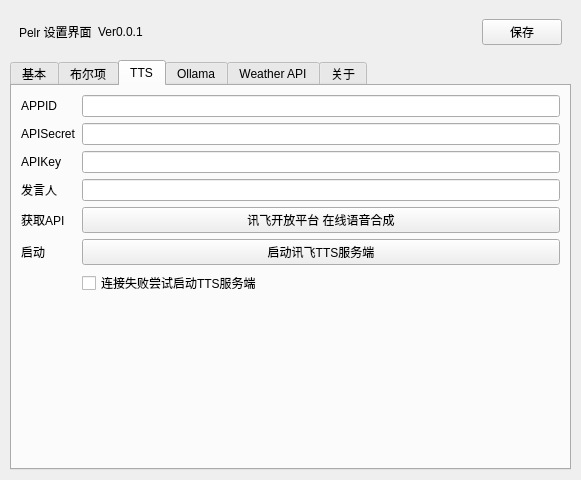
Before: the Qt Designer form src/ui/setting.ui in csy214-beep/Pelr, drawn with Qt 5.
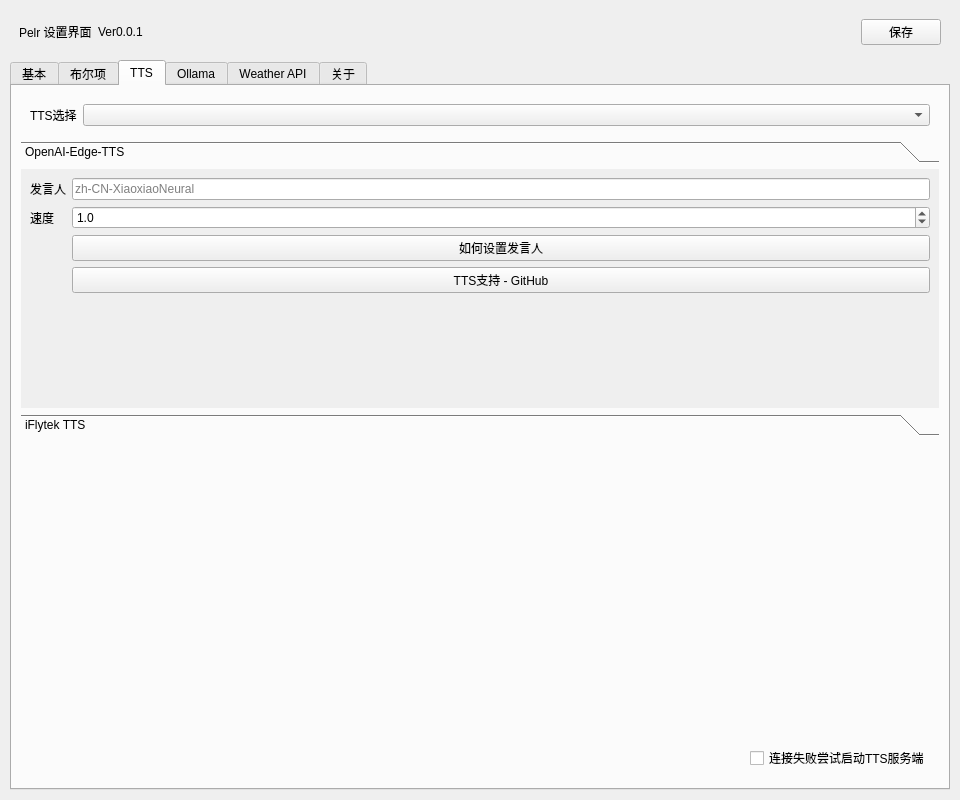
After: the same form once the commit is applied. The open tabs and pages were chosen to show the change. Icons and pictures are not drawn. Custom widgets are drawn as their Qt base class.

Commit message: feat(TTS): 新增openai_edge_tts语音合成引擎

```diff
--- a/src/ui/setting.ui
+++ b/src/ui/setting.ui
@@ -6,8 +6,8 @@
    <rect>
     <x>0</x>
     <y>0</y>
-    <width>581</width>
-    <height>480</height>
+    <width>960</width>
+    <height>800</height>
    </rect>
   </property>
   <property name="windowTitle">
@@ -423,7 +423,118 @@
       <attribute name="title">
        <string>TTS</string>
       </attribute>
-      <layout class="QGridLayout" name="gridLayout_3">
+      <layout class="QVBoxLayout" name="verticalLayout_2">
+       <item>
+        <widget class="QWidget" name="widget" native="true">
+         <layout class="QFormLayout" name="formLayout">
+          <item row="0" column="0">
+           <widget class="QLabel" name="label_26">
+            <property name="text">
+             <string>TTS选择</string>
+            </property>
+           </widget>
+          </item>
+          <item row="0" column="1">
+           <widget class="QComboBox" name="comboBox_4"/>
+          </item>
+         </layout>
+        </widget>
+       </item>
+       <item>
+        <widget class="QToolBox" name="toolBox">
+         <property name="currentIndex">
+          <number>0</number>
+         </property>
+         <widget class="QWidget" name="page">
+          <property name="geometry">
+           <rect>
+            <x>0</x>
+            <y>0</y>
+            <width>912</width>
+            <height>224</height>
+           </rect>
+          </property>
+          <attribute name="label">
+           <string>OpenAI-Edge-TTS</string>
+          </attribute>
+          <layout class="QFormLayout" name="formLayout_3">
+           <item row="0" column="0">
+            <widget class="QLabel" name="label_27">
+             <property name="text">
+              <string>发言人</string>
+             </property>
+            </widget>
+           </item>
+           <item row="0" column="1">
+            <widget class="QLineEdit" name="lineEdit_11">
+             <property name="placeholderText">
+              <string>zh-CN-XiaoxiaoNeural</string>
+             </property>
+            </widget>
+           </item>
+           <item row="1" column="0">
+            <widget class="QLabel" name="label_33">
+             <property name="text">
+              <string>速度</string>
+             </property>
+            </widget>
+           </item>
+           <item row="1" column="1">
+            <widget class="QDoubleSpinBox" name="doubleSpinBox">
+             <property name="decimals">
+              <number>1</number>
+             </property>
+             <property name="minimum">
+              <double>0.500000000000000</double>
+             </property>
+             <property name="maximum">
+              <double>2.000000000000000</double>
+             </property>
+             <property name="singleStep">
+              <double>0.100000000000000</double>
+             </property>
+             <property name="value">
+              <double>1.000000000000000</double>
+             </property>
+            </widget>
+           </item>
+           <item row="2" column="1">
+            <widget class="QPushButton" name="pushButton_7">
+             <property name="text">
+              <string>如何设置发言人</string>
+             </property>
+             <property name="icon">
+              <iconset resource="../../Resource.qrc">
+               <normaloff>:/assets/IconaMoon/Interface/Link External - 24x24.png</normaloff>:/assets/IconaMoon/Interface/Link External - 24x24.png</iconset>
+             </property>
+            </widget>
+           </item>
+           <item row="3" column="1">
+            <widget class="QPushButton" name="pushButton_16">
+             <property name="text">
+              <string>TTS支持 - GitHub</string>
+             </property>
+             <property name="icon">
+              <iconset resource="../../Resource.qrc">
+               <normaloff>:/assets/IconaMoon/General/Shield Yes - 24x24.png</normaloff>:/assets/IconaMoon/General/Shield Yes - 24x24.png</iconset>
+             </property>
+            </widget>
+           </item>
+          </layout>
+         </widget>
+         <widget class="QWidget" name="page_2">
+          <property name="geometry">
+           <rect>
+            <x>0</x>
+            <y>-1</y>
+            <width>891</width>
+            <height>225</height>
+           </rect>
+          </property>
+          <attribute name="label">
+           <string>iFlytek TTS</string>
+          </attribute>
+          <layout class="QFormLayout" name="formLayout_2">
        <item row="0" column="0">
         <widget class="QLabel" name="label_10">
          <property name="text">
@@ -465,31 +576,13 @@
         <widget class="QLineEdit" name="lineEdit_5"/>
        </item>
        <item row="4" column="0">
-        <widget class="QLabel" name="label_14">
-         <property name="text">
-          <string>获取API</string>
-         </property>
-        </widget>
-       </item>
-       <item row="4" column="1">
-        <widget class="QPushButton" name="pushButton_3">
-         <property name="text">
-          <string>讯飞开放平台 在线语音合成</string>
-         </property>
-         <property name="icon">
-          <iconset resource="../../Resource.qrc">
-           <normaloff>:/assets/IconaMoon/Interface/Link External - 24x24.png</normaloff>:/assets/IconaMoon/Interface/Link External - 24x24.png</iconset>
-         </property>
-        </widget>
-       </item>
-       <item row="5" column="0">
         <widget class="QLabel" name="label_18">
          <property name="text">
           <string>启动</string>
          </property>
         </widget>
        </item>
-       <item row="5" column="1">
+           <item row="4" column="1">
         <widget class="QPushButton" name="pushButton_14">
          <property name="text">
           <string>启动讯飞TTS服务端</string>
@@ -500,10 +593,21 @@
          </property>
         </widget>
        </item>
-       <item row="6" column="1">
-        <widget class="QCheckBox" name="checkBox_13">
+           <item row="5" column="0">
+            <widget class="QLabel" name="label_14">
          <property name="text">
-          <string>连接失败尝试启动TTS服务端</string>
+              <string>获取API</string>
+             </property>
+            </widget>
+           </item>
+           <item row="5" column="1">
+            <widget class="QPushButton" name="pushButton_3">
+             <property name="text">
+              <string>讯飞开放平台 在线语音合成</string>
+             </property>
+             <property name="icon">
+              <iconset resource="../../Resource.qrc">
+               <normaloff>:/assets/IconaMoon/Interface/Link External - 24x24.png</normaloff>:/assets/IconaMoon/Interface/Link External - 24x24.png</iconset>
          </property>
         </widget>
        </item>
@@ -519,6 +623,49 @@
           </size>
          </property>
         </spacer>
+           </item>
+          </layout>
+         </widget>
+        </widget>
+       </item>
+       <item>
+        <spacer name="verticalSpacer_5">
+         <property name="orientation">
+          <enum>Qt::Vertical</enum>
+         </property>
+         <property name="sizeHint" stdset="0">
+          <size>
+           <width>20</width>
+           <height>40</height>
+          </size>
+         </property>
+        </spacer>
+       </item>
+       <item>
+        <widget class="QWidget" name="widget_2" native="true">
+         <layout class="QHBoxLayout" name="horizontalLayout_4">
+          <item>
+           <spacer name="horizontalSpacer_2">
+            <property name="orientation">
+             <enum>Qt::Horizontal</enum>
+            </property>
+            <property name="sizeHint" stdset="0">
+             <size>
+              <width>40</width>
+              <height>20</height>
+             </size>
+            </property>
+           </spacer>
+          </item>
+          <item>
+           <widget class="QCheckBox" name="checkBox_13">
+            <property name="text">
+             <string>连接失败尝试启动TTS服务端</string>
+            </property>
+           </widget>
+          </item>
+         </layout>
+        </widget>
        </item>
       </layout>
      </widget>
```
Lines whose indentation alone changed are shown as unchanged. The commit also changes 18 other files.
